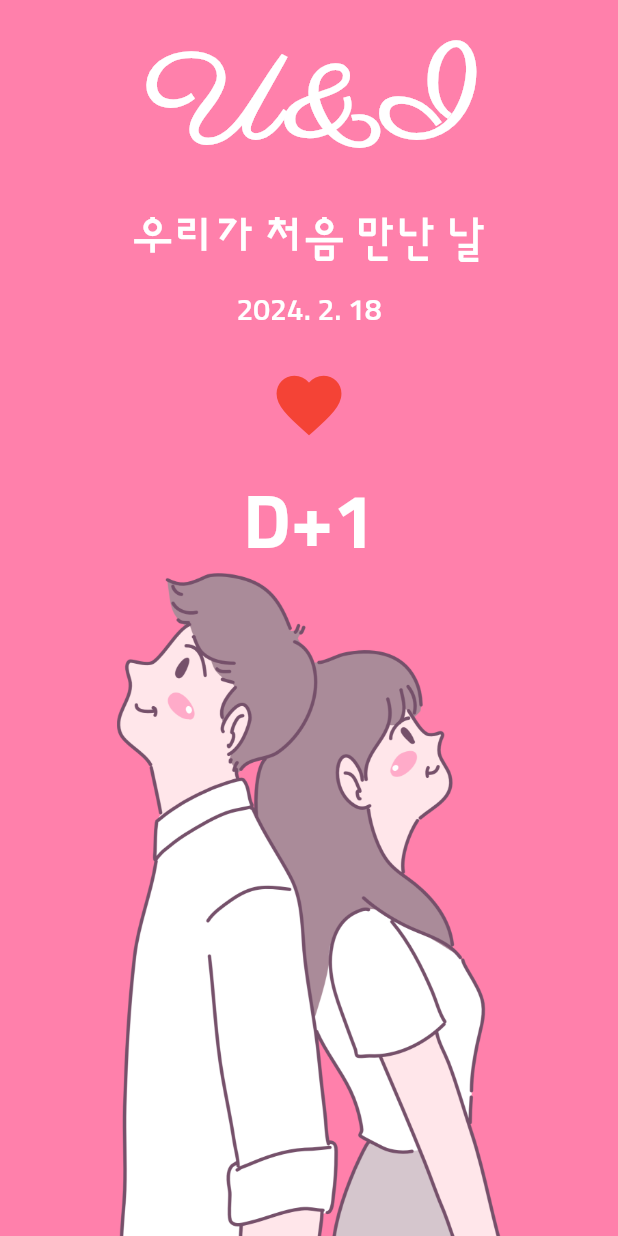
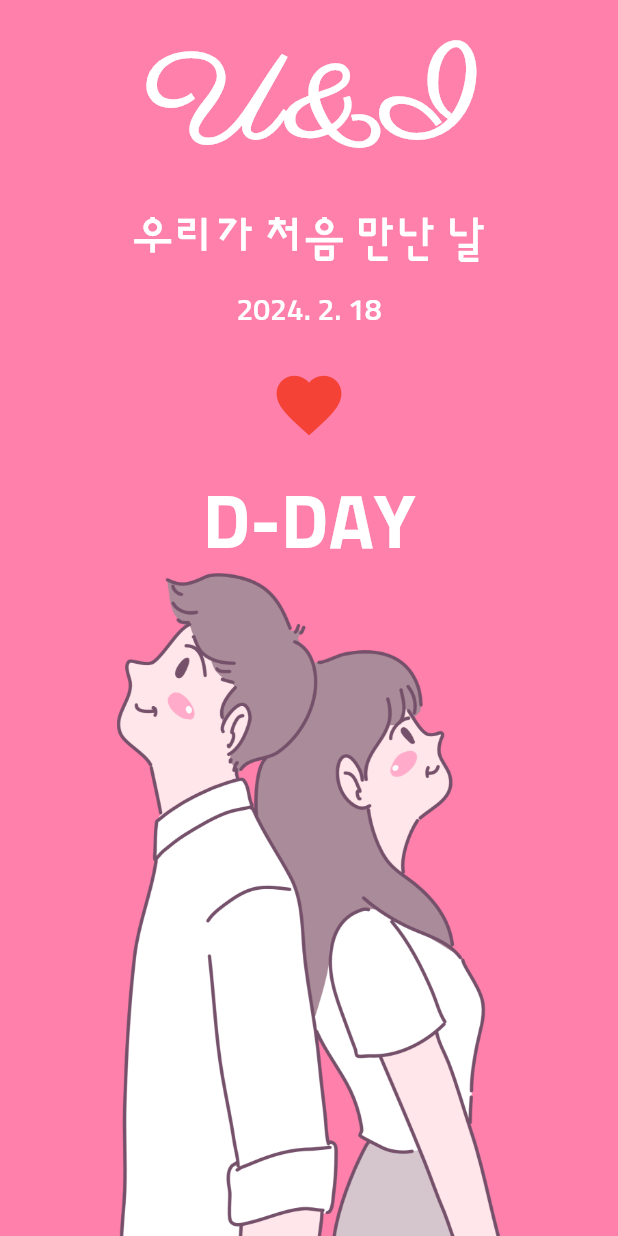
Before and after one commit to academy3746/when_we_meet, a Flutter app: the screen it shows after launch, on a phone screen of 412 x 824 dp. Run offline on Flutter 3.47's test engine with Material 3 defaults, Android fonts, the phone set to English and light mode, and no system bars.

Commit message:
상태값 반영...3

```diff
--- a/lib/screens/home_screen/widgets/d_day.dart
+++ b/lib/screens/home_screen/widgets/d_day.dart
@@ -50,9 +50,9 @@ class DayRemains extends StatelessWidget {
         ),
         Gaps.v16,
         Text(
-          'D+$dayWeMet',
+          firstDay.day != now.day ? 'D+$dayWeMet' : 'D-DAY',
           style: textTheme.displayMedium,
-        ),
+        )
       ],
     );
   }
```
